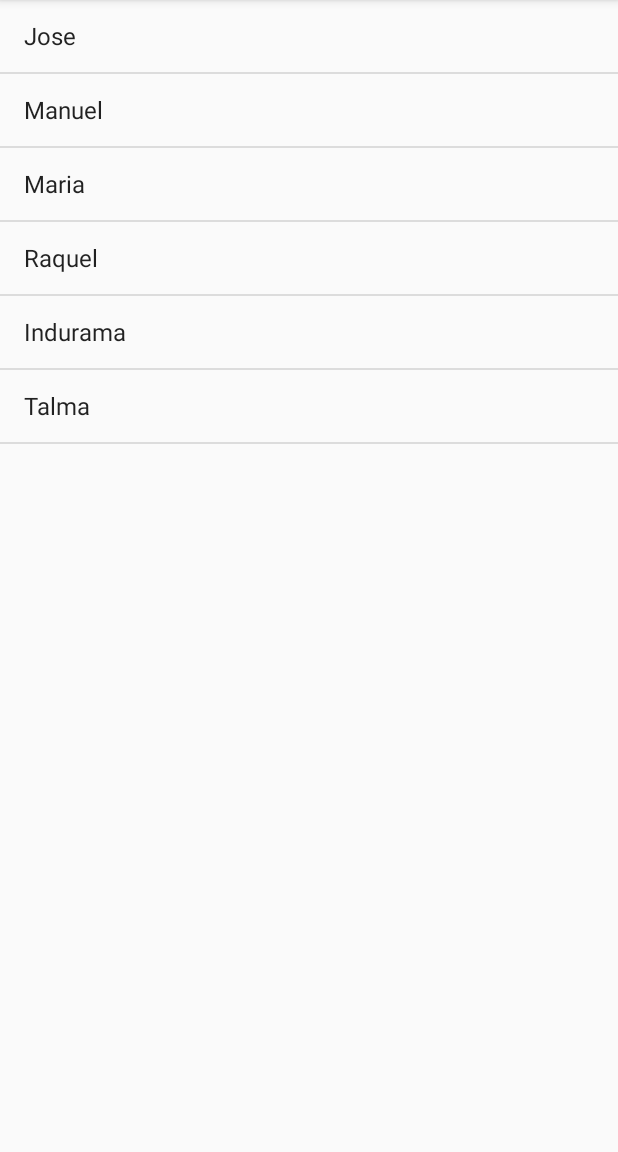
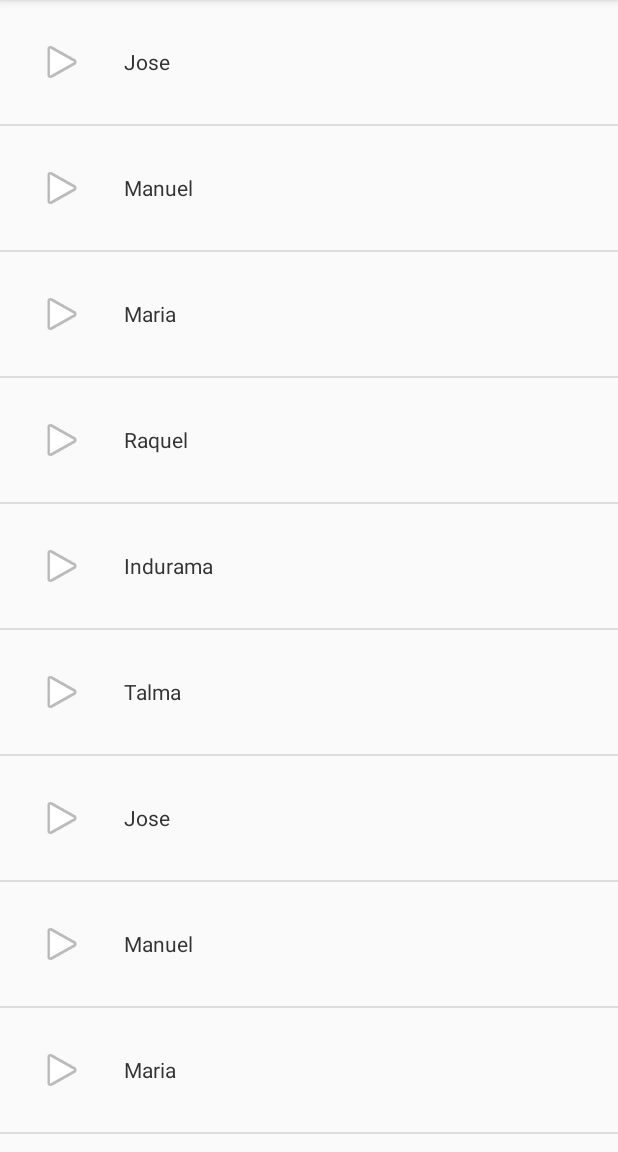
Before and after one commit to Denniuss/AppDistribuidor, an Android app: the screen it shows after launch (ListaPedidosActivity), on a phone screen of 412 x 824 dp, the part 84-1236 px from its top. Run offline under Robolectric (Android 15) with nearby library versions, the phone set to English and light mode, and no system bars.

Commit message:
version con las ventanas de listado de pedidos y pedidos pendientes a un 30%

```diff
--- a/app/build.gradle
+++ b/app/build.gradle
@@ -21,7 +21,9 @@ android {
 dependencies {
     implementation fileTree(dir: 'libs', include: ['*.jar'])
     implementation 'com.android.support:appcompat-v7:28.0.0'
+    implementation 'com.android.support:recyclerview-v7:28.0.0'
     implementation 'com.android.support.constraint:constraint-layout:1.1.3'
+    implementation 'com.android.support:design:28.0.0'
     testImplementation 'junit:junit:4.12'
     androidTestImplementation 'com.android.support.test:runner:1.0.2'
     androidTestImplementation 'com.android.support.test.espresso:espresso-core:3.0.2'
--- a/app/src/main/AndroidManifest.xml
+++ b/app/src/main/AndroidManifest.xml
@@ -9,7 +9,6 @@
         android:roundIcon="@mipmap/ic_launcher_round"
         android:supportsRtl="true"
         android:theme="@style/AppTheme">
-
         <activity android:name=".ListaPedidosActivity">
             <intent-filter>
                 <action android:name="android.intent.action.MAIN" />
@@ -17,6 +16,7 @@
                 <category android:name="android.intent.category.LAUNCHER" />
             </intent-filter>
         </activity>
+        <activity android:name=".PedidosPendientesActivity"></activity>
     </application>
 
 </manifest>
--- /dev/null
+++ b/app/src/main/java/com/newmantech/appdistribuidor/DetallePedidoAdapter.java
@@ -0,0 +1,80 @@
+package com.newmantech.appdistribuidor;
+
+import android.content.Context;
+import android.text.Layout;
+import android.view.LayoutInflater;
+import android.view.View;
+import android.view.ViewGroup;
+import android.widget.BaseAdapter;
+import android.widget.TextView;
+
+import java.util.List;
+
+public class DetallePedidoAdapter extends BaseAdapter {
+
+private Context context;
+private int layout;
+private List<String> names;
+
+public DetallePedidoAdapter(Context context, int layout, List<String> names)
+{
+    this.context = context;
+    this.layout = layout;
+    this.names = names;
+
+}
+
+    @Override
+    public int getCount() {
+        return this.names.size();
+    }
+
+    @Override
+    public Object getItem(int position)
+    {
+        return this.names.get(position);
+    }
+
+    @Override
+    public long getItemId(int position) {
+        return position;
+    }
+
+    @Override
+    public View getView(int position, View convertView, ViewGroup parent)
+    {
+        //View Holder Pattern
+        ViewHolder holder;
+
+        if(convertView==null)
+        {
+            //inflamos la vista desde nuestro layout personalizado
+            LayoutInflater layoutInflater = LayoutInflater.from(this.context);
+            convertView = layoutInflater.inflate(R.layout.list_pedido_item,null);
+
+            holder = new ViewHolder();
+            //Referenciamos el elemento a modificar y lo rellenamos
+            holder.nameTextView = (TextView) convertView.findViewById(R.id.textView);
+            convertView.setTag(holder);
+        }
+        else
+        {
+            holder = (ViewHolder) convertView.getTag();
+        }
+
+
+        // nos traemos el valor actual dependiente de la posicion
+        String currentName = names.get(position);
+        //currentName = (String)getItem(position);
+        //Referenciamos el elemento a modificar y lo rellenamos
+
+        holder.nameTextView.setText(currentName);
+        //devolvemos la vista inflada y modificada con nuestros datos
+        return convertView;
+    }
+
+    static class ViewHolder{
+    private TextView nameTextView;
+
+    }
+}
--- a/app/src/main/java/com/newmantech/appdistribuidor/ListaPedidosActivity.java
+++ b/app/src/main/java/com/newmantech/appdistribuidor/ListaPedidosActivity.java
@@ -3,8 +3,10 @@ package com.newmantech.appdistribuidor;
 import android.support.v7.app.AppCompatActivity;
 import android.os.Bundle;
 import android.view.View;
+import android.view.ViewGroup;
 import android.widget.AdapterView;
 import android.widget.ArrayAdapter;
+import android.widget.BaseAdapter;
 import android.widget.ListView;
 import android.widget.Toast;
 
@@ -31,11 +33,23 @@ public class ListaPedidosActivity extends AppCompatActivity {
         names.add("Raquel");
         names.add("Indurama");
         names.add("Talma");
+        names.add("Jose");
+        names.add("Manuel");
+        names.add("Maria");
+        names.add("Raquel");
+        names.add("Indurama");
+        names.add("Talma");
+        names.add("Jose");
+        names.add("Manuel");
+        names.add("Maria");
+        names.add("Raquel");
+        names.add("Indurama");
+        names.add("Talma");
         //Adaptador, la forma visual en que mostraremos nuestros datos
-        ArrayAdapter<String> adapter = new ArrayAdapter<String>(this,android.R.layout.simple_list_item_1,names);
+        //ArrayAdapter<String> adapter = new ArrayAdapter<String>(this,android.R.layout.simple_list_item_1,names);
 
         //Enlazamos el adaptador con nuestro List View
-        listView.setAdapter(adapter);
+        //listView.setAdapter(adapter);
 
         listView.setOnItemClickListener(new AdapterView.OnItemClickListener() {
             @Override
@@ -43,5 +57,9 @@ public class ListaPedidosActivity extends AppCompatActivity {
                 Toast.makeText(ListaPedidosActivity.this, "Clicked: "+names.get(position), Toast.LENGTH_LONG).show();
             }
         });
+
+        //Enlazamos con nuestro adaptador
+        DetallePedidoAdapter detallePedidoAdapter = new DetallePedidoAdapter(this,R.layout.list_pedido_item,names);
+        listView.setAdapter(detallePedidoAdapter);
     }
 }
--- a/app/src/main/res/layout/list_pedido_item.xml
+++ b/app/src/main/res/layout/list_pedido_item.xml
@@ -1,6 +1,23 @@
 <?xml version="1.0" encoding="utf-8"?>
 <LinearLayout xmlns:android="http://schemas.android.com/apk/res/android"
     android:layout_width="match_parent"
-    android:layout_height="match_parent">
+    android:layout_height="80dp"
+    android:orientation="horizontal">
 
+    <ImageView
+        android:id="@+id/imageView"
+        android:layout_width="wrap_content"
+        android:layout_height="wrap_content"
+        android:layout_gravity="center_vertical"
+        android:layout_margin="25dp"
+        android:src="@android:drawable/ic_media_play"/>
+
+    <TextView
+        android:id="@+id/textView"
+        android:layout_width="wrap_content"
+        android:layout_height="wrap_content"
+        android:textColor="#333"
+        android:layout_gravity="center_vertical"
+        android:text=""
+        />
 </LinearLayout>
--- /dev/null
+++ b/app/src/main/res/values/dimens.xml
@@ -0,0 +1,3 @@
+<resources>
+    <dimen name="fab_margin">16dp</dimen>
+</resources>
--- a/app/src/main/res/values/strings.xml
+++ b/app/src/main/res/values/strings.xml
@@ -1,3 +1,4 @@
 <resources>
     <string name="app_name">AppDistribuidor</string>
+    <string name="title_activity_lista_pedidos_grid_view">activity_lista_pedidosGridView</string>
 </resources>
--- a/build.gradle
+++ b/build.gradle
@@ -8,8 +8,6 @@ buildscript {
     }
     dependencies {
         classpath 'com.android.tools.build:gradle:3.2.1'
-
-
         // NOTE: Do not place your application dependencies here; they belong
         // in the individual module build.gradle files
     }
```
Also changed, not shown: app/src/main/java/com/newmantech/appdistribuidor/MyAdapter.java (added, +70 -0 lines), app/src/main/java/com/newmantech/appdistribuidor/PedidosPendientesActivity.java (added, +13 -0 lines), app/src/main/res/layout/activity_pedidos_pendientes.xml (added, +9 -0 lines), app/src/main/res/layout/recycler_view_item.xml (added, +18 -0 lines), app/src/main/res/values/styles.xml (+9 -0 lines).
